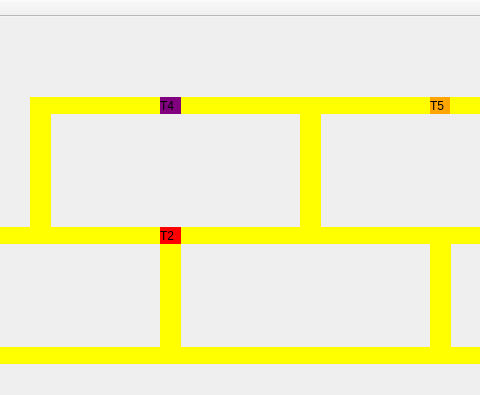
Old version of the form mainwindow.ui in the repository JoabUrbano/projetoTrensMutex; both pictures show x 170 to 650 and y 0 to 395 of the 939 by 1026 pixel window.
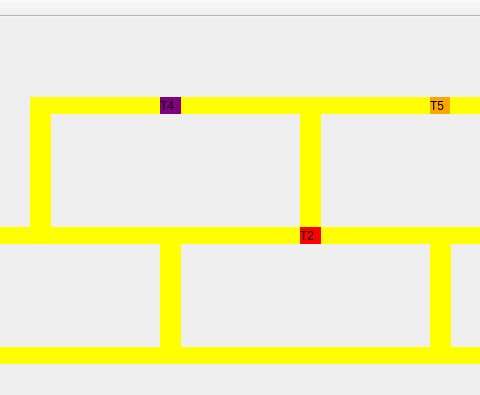
New version of the form.

What changed in the file:
```diff
--- a/mainwindow.ui
+++ b/mainwindow.ui
@@ -145,7 +145,7 @@
    <widget class="QLabel" name="label_trem2">
     <property name="geometry">
      <rect>
-      <x>330</x>
+      <x>470</x>
       <y>210</y>
       <width>21</width>
       <height>17</height>
```
